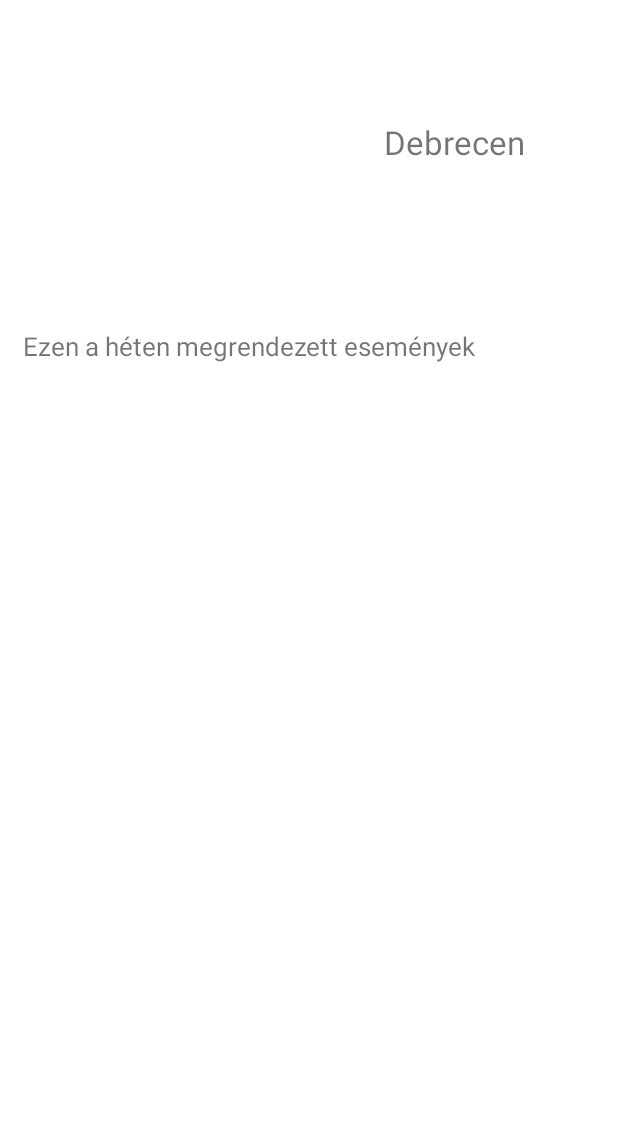
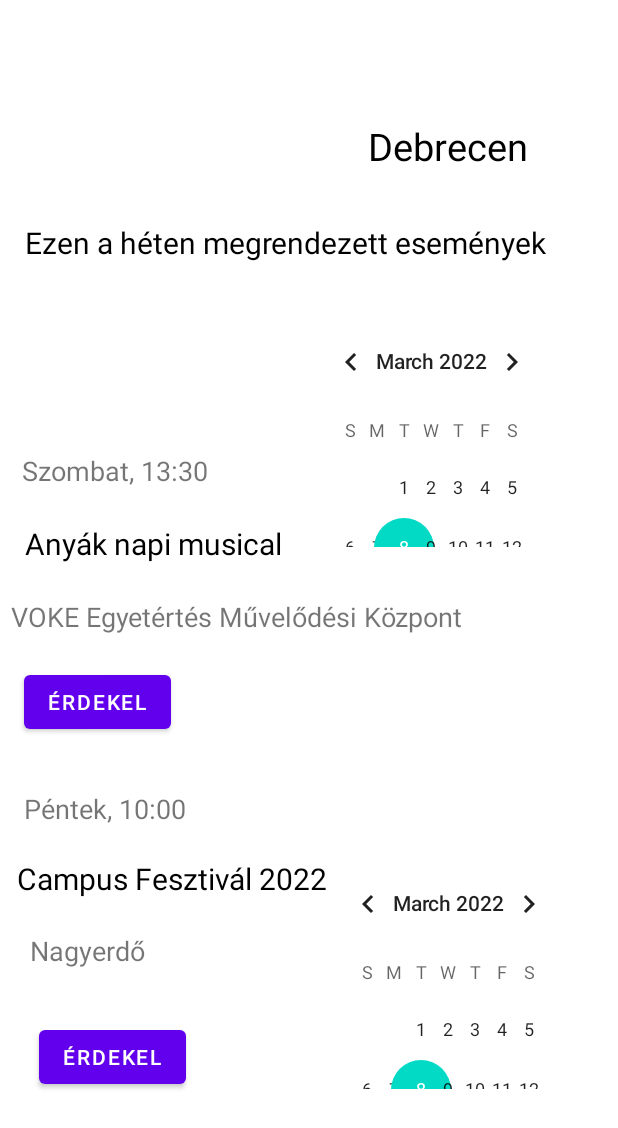
Before and after one commit to racz-nikoletta/rendezvenykereso, an Android app: the layout activity_debrecen_events.xml on its own in the app's theme, with its tools: preview values and no code run, on a phone screen of 412 x 824 dp. Shown: the top 1128 px of the screen. Run offline under Robolectric (Android 15) with nearby library versions, the phone set to English and light mode, and no system bars.

Commit message:
Debrecen események xml készítése

```diff
--- a/app/src/main/res/layout/activity_budapest_events.xml
+++ b/app/src/main/res/layout/activity_budapest_events.xml
@@ -28,10 +28,10 @@
         android:textSize="20sp"
         app:layout_constraintBottom_toBottomOf="parent"
         app:layout_constraintEnd_toEndOf="parent"
-        app:layout_constraintHorizontal_bias="0.08"
+        app:layout_constraintHorizontal_bias="0.338"
         app:layout_constraintStart_toStartOf="parent"
         app:layout_constraintTop_toTopOf="parent"
-        app:layout_constraintVertical_bias="0.197" />
+        app:layout_constraintVertical_bias="0.169" />
 
     <Button
         android:id="@+id/button"
@@ -53,10 +53,10 @@
         android:textSize="18sp"
         app:layout_constraintBottom_toBottomOf="parent"
         app:layout_constraintEnd_toEndOf="parent"
-        app:layout_constraintHorizontal_bias="0.082"
+        app:layout_constraintHorizontal_bias="0.052"
         app:layout_constraintStart_toStartOf="parent"
         app:layout_constraintTop_toTopOf="parent"
-        app:layout_constraintVertical_bias="0.374" />
+        app:layout_constraintVertical_bias="0.38" />
 
     <TextView
         android:id="@+id/textView11"
@@ -80,10 +80,10 @@
         android:textSize="20sp"
         app:layout_constraintBottom_toBottomOf="parent"
         app:layout_constraintEnd_toEndOf="parent"
-        app:layout_constraintHorizontal_bias="0.072"
+        app:layout_constraintHorizontal_bias="0.046"
         app:layout_constraintStart_toStartOf="parent"
         app:layout_constraintTop_toTopOf="parent"
-        app:layout_constraintVertical_bias="0.428" />
+        app:layout_constraintVertical_bias="0.427" />
 
     <Button
         android:id="@+id/button2"
@@ -119,10 +119,10 @@
         android:textSize="18sp"
         app:layout_constraintBottom_toBottomOf="parent"
         app:layout_constraintEnd_toEndOf="parent"
-        app:layout_constraintHorizontal_bias="0.092"
+        app:layout_constraintHorizontal_bias="0.056"
         app:layout_constraintStart_toStartOf="parent"
         app:layout_constraintTop_toTopOf="parent"
-        app:layout_constraintVertical_bias="0.664" />
+        app:layout_constraintVertical_bias="0.659" />
 
     <TextView
         android:id="@+id/textView14"
--- a/app/src/main/res/layout/activity_debrecen_events.xml
+++ b/app/src/main/res/layout/activity_debrecen_events.xml
@@ -5,25 +5,153 @@
     android:layout_width="match_parent"
     android:layout_height="match_parent">
 
+    <Button
+        android:id="@+id/button5"
+        android:layout_width="wrap_content"
+        android:layout_height="wrap_content"
+        android:text="Érdekel"
+        app:layout_constraintBottom_toBottomOf="parent"
+        app:layout_constraintEnd_toEndOf="parent"
+        app:layout_constraintHorizontal_bias="0.083"
+        app:layout_constraintStart_toStartOf="parent"
+        app:layout_constraintTop_toTopOf="parent"
+        app:layout_constraintVertical_bias="0.877" />
+
+    <CalendarView
+        android:id="@+id/calendarView3"
+        android:layout_width="166dp"
+        android:layout_height="157dp"
+        app:layout_constraintBottom_toBottomOf="parent"
+        app:layout_constraintEnd_toEndOf="parent"
+        app:layout_constraintHorizontal_bias="0.877"
+        app:layout_constraintStart_toStartOf="parent"
+        app:layout_constraintTop_toTopOf="parent"
+        app:layout_constraintVertical_bias="0.853" />
+
     <TextView
         android:id="@+id/textView3"
         android:layout_width="wrap_content"
         android:layout_height="wrap_content"
-        android:text="Ezen a héten megrendezett események"
-        android:textSize="17sp"
+        android:text="@string/ezen_a_h_ten_megrendezett_esem_nyek"
+        android:textColor="@color/black"
+        android:textSize="20sp"
         app:layout_constraintBottom_toBottomOf="parent"
         app:layout_constraintEnd_toEndOf="parent"
-        app:layout_constraintHorizontal_bias="0.138"
+        app:layout_constraintHorizontal_bias="0.258"
         app:layout_constraintStart_toStartOf="parent"
         app:layout_constraintTop_toTopOf="parent"
-        app:layout_constraintVertical_bias="0.273" />
+        app:layout_constraintVertical_bias="0.186" />
+
+    <TextView
+        android:id="@+id/textView19"
+        android:layout_width="wrap_content"
+        android:layout_height="wrap_content"
+        android:text="Anyák napi musical"
+        android:textColor="@color/black"
+        android:textSize="20sp"
+        app:layout_constraintBottom_toBottomOf="parent"
+        app:layout_constraintEnd_toEndOf="parent"
+        app:layout_constraintHorizontal_bias="0.068"
+        app:layout_constraintStart_toStartOf="parent"
+        app:layout_constraintTop_toTopOf="parent"
+        app:layout_constraintVertical_bias="0.438" />
+
+    <Button
+        android:id="@+id/button6"
+        android:layout_width="wrap_content"
+        android:layout_height="wrap_content"
+        android:text="Érdekel"
+        app:layout_constraintBottom_toBottomOf="parent"
+        app:layout_constraintEnd_toEndOf="parent"
+        app:layout_constraintHorizontal_bias="0.051"
+        app:layout_constraintStart_toStartOf="parent"
+        app:layout_constraintTop_toTopOf="parent"
+        app:layout_constraintVertical_bias="0.572" />
+
+    <TextView
+        android:id="@+id/textView20"
+        android:layout_width="wrap_content"
+        android:layout_height="wrap_content"
+        android:text="Campus Fesztivál 2022"
+        android:textColor="@color/black"
+        android:textSize="20sp"
+        app:layout_constraintBottom_toBottomOf="parent"
+        app:layout_constraintEnd_toEndOf="parent"
+        app:layout_constraintHorizontal_bias="0.055"
+        app:layout_constraintStart_toStartOf="parent"
+        app:layout_constraintTop_toTopOf="parent"
+        app:layout_constraintVertical_bias="0.718" />
+
+    <CalendarView
+        android:id="@+id/calendarView6"
+        android:layout_width="166dp"
+        android:layout_height="157dp"
+        app:layout_constraintBottom_toBottomOf="parent"
+        app:layout_constraintEnd_toEndOf="parent"
+        app:layout_constraintHorizontal_bias="0.832"
+        app:layout_constraintStart_toStartOf="parent"
+        app:layout_constraintTop_toTopOf="parent"
+        app:layout_constraintVertical_bias="0.311" />
+
+    <TextView
+        android:id="@+id/textView21"
+        android:layout_width="wrap_content"
+        android:layout_height="wrap_content"
+        android:text="Péntek, 10:00"
+        android:textSize="18sp"
+        app:layout_constraintBottom_toBottomOf="parent"
+        app:layout_constraintEnd_toEndOf="parent"
+        app:layout_constraintHorizontal_bias="0.052"
+        app:layout_constraintStart_toStartOf="parent"
+        app:layout_constraintTop_toTopOf="parent"
+        app:layout_constraintVertical_bias="0.659" />
+
+    <TextView
+        android:id="@+id/textView22"
+        android:layout_width="wrap_content"
+        android:layout_height="wrap_content"
+        android:text="Nagyerdő"
+        android:textSize="18sp"
+        app:layout_constraintBottom_toBottomOf="parent"
+        app:layout_constraintEnd_toEndOf="parent"
+        app:layout_constraintHorizontal_bias="0.06"
+        app:layout_constraintStart_toStartOf="parent"
+        app:layout_constraintTop_toTopOf="parent"
+        app:layout_constraintVertical_bias="0.777" />
+
+    <TextView
+        android:id="@+id/textView23"
+        android:layout_width="wrap_content"
+        android:layout_height="wrap_content"
+        android:text="Szombat, 13:30"
+        android:textSize="18sp"
+        app:layout_constraintBottom_toBottomOf="parent"
+        app:layout_constraintEnd_toEndOf="parent"
+        app:layout_constraintHorizontal_bias="0.05"
+        app:layout_constraintStart_toStartOf="parent"
+        app:layout_constraintTop_toTopOf="parent"
+        app:layout_constraintVertical_bias="0.377" />
+
+    <TextView
+        android:id="@+id/textView24"
+        android:layout_width="wrap_content"
+        android:layout_height="wrap_content"
+        android:text="VOKE Egyetértés Művelődési Központ"
+        android:textSize="18sp"
+        app:layout_constraintBottom_toBottomOf="parent"
+        app:layout_constraintEnd_toEndOf="parent"
+        app:layout_constraintHorizontal_bias="0.069"
+        app:layout_constraintStart_toStartOf="parent"
+        app:layout_constraintTop_toTopOf="parent"
+        app:layout_constraintVertical_bias="0.499" />
 
     <TextView
         android:id="@+id/debrecenTextView"
         android:layout_width="wrap_content"
         android:layout_height="wrap_content"
         android:text="Debrecen"
-        android:textSize="22sp"
+        android:textColor="@color/black"
+        android:textSize="25sp"
         app:layout_constraintBottom_toBottomOf="parent"
         app:layout_constraintEnd_toEndOf="parent"
         app:layout_constraintHorizontal_bias="0.804"
--- a/app/src/main/res/layout/activity_szeged_events.xml
+++ b/app/src/main/res/layout/activity_szeged_events.xml
@@ -52,7 +52,7 @@
         android:textSize="20sp"
         app:layout_constraintBottom_toBottomOf="parent"
         app:layout_constraintEnd_toEndOf="parent"
-        app:layout_constraintHorizontal_bias="0.081"
+        app:layout_constraintHorizontal_bias="0.055"
         app:layout_constraintStart_toStartOf="parent"
         app:layout_constraintTop_toTopOf="parent"
         app:layout_constraintVertical_bias="0.718" />
@@ -65,10 +65,10 @@
         android:textSize="18sp"
         app:layout_constraintBottom_toBottomOf="parent"
         app:layout_constraintEnd_toEndOf="parent"
-        app:layout_constraintHorizontal_bias="0.096"
+        app:layout_constraintHorizontal_bias="0.06"
         app:layout_constraintStart_toStartOf="parent"
         app:layout_constraintTop_toTopOf="parent"
-        app:layout_constraintVertical_bias="0.779" />
+        app:layout_constraintVertical_bias="0.777" />
 
     <TextView
         android:id="@+id/textView16"
@@ -78,10 +78,10 @@
         android:textSize="18sp"
         app:layout_constraintBottom_toBottomOf="parent"
         app:layout_constraintEnd_toEndOf="parent"
-        app:layout_constraintHorizontal_bias="0.092"
+        app:layout_constraintHorizontal_bias="0.052"
         app:layout_constraintStart_toStartOf="parent"
         app:layout_constraintTop_toTopOf="parent"
-        app:layout_constraintVertical_bias="0.664" />
+        app:layout_constraintVertical_bias="0.659" />
 
     <TextView
         android:id="@+id/textView17"
@@ -92,10 +92,10 @@
         android:textSize="20sp"
         app:layout_constraintBottom_toBottomOf="parent"
         app:layout_constraintEnd_toEndOf="parent"
-        app:layout_constraintHorizontal_bias="0.08"
+        app:layout_constraintHorizontal_bias="0.258"
         app:layout_constraintStart_toStartOf="parent"
         app:layout_constraintTop_toTopOf="parent"
-        app:layout_constraintVertical_bias="0.197" />
+        app:layout_constraintVertical_bias="0.186" />
 
     <TextView
         android:id="@+id/textView18"
```
